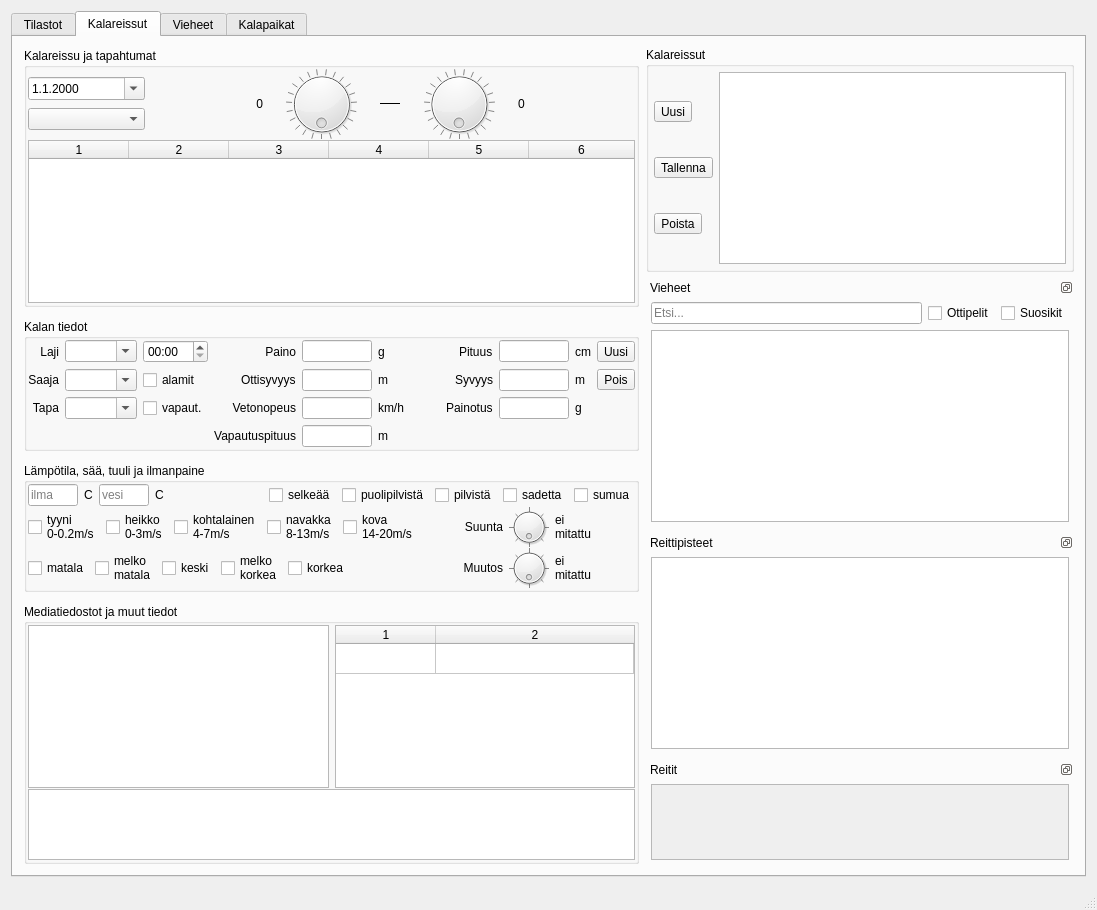
This is mainwindow.ui in samuliwritescode/uistelupaivakirja-desktop as Qt 5 draws it before an edit. The edited form follows.
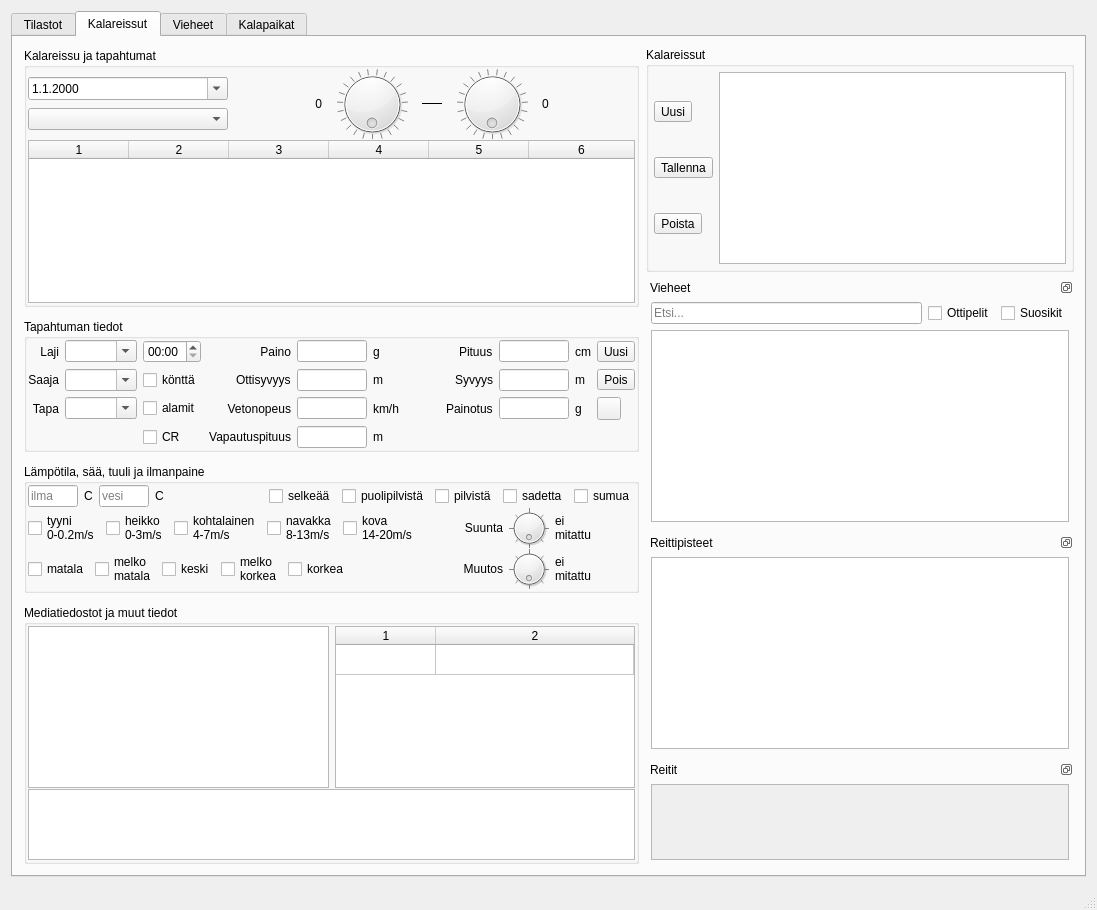
This is the edited form. Icons and pictures are not drawn.

Commit message: -Vapautus, ryhmä ja kalan tietojen tyhjennys UI:in

The edit to the form file:
```diff
--- a/mainwindow.ui
+++ b/mainwindow.ui
@@ -204,6 +204,12 @@
                  </item>
                  <item>
                   <widget class="QComboBox" name="place">
+                   <property name="minimumSize">
+                    <size>
+                     <width>200</width>
+                     <height>0</height>
+                    </size>
+                   </property>
                    <property name="autoFillBackground">
                     <bool>false</bool>
                    </property>
@@ -351,7 +357,7 @@
           <item>
            <widget class="QGroupBox" name="groupBox_7">
             <property name="title">
-             <string>Kalan tiedot</string>
+             <string>Tapahtuman tiedot</string>
             </property>
             <layout class="QVBoxLayout" name="verticalLayout_8">
              <property name="spacing">
@@ -457,9 +463,9 @@
                <item row="1" column="1">
                 <layout class="QHBoxLayout" name="horizontalLayout_15">
                  <item>
-                  <widget class="QCheckBox" name="undersize">
+                  <widget class="QCheckBox" name="checkBox_2">
                    <property name="text">
-                    <string>alamit</string>
+                    <string>könttä</string>
                    </property>
                   </widget>
                  </item>
@@ -799,10 +805,34 @@
                <item row="3" column="0">
                 <layout class="QHBoxLayout" name="horizontalLayout_18"/>
                </item>
-               <item row="2" column="1">
+               <item row="3" column="1">
                 <widget class="QCheckBox" name="checkBox">
                  <property name="text">
-                  <string>vapaut.</string>
+                  <string>CR</string>
+                 </property>
+                </widget>
+               </item>
+               <item row="2" column="1">
+                <widget class="QCheckBox" name="undersize">
+                 <property name="text">
+                  <string>alamit</string>
+                 </property>
+                </widget>
+               </item>
+               <item row="2" column="6">
+                <widget class="QToolButton" name="clear_fish">
+                 <property name="text">
+                  <string/>
+                 </property>
+                 <property name="icon">
+                  <iconset resource="resources.qrc">
+                   <normaloff>:/res/edit-clear.png</normaloff>:/res/edit-clear.png</iconset>
+                 </property>
+                 <property name="iconSize">
+                  <size>
+                   <width>16</width>
+                   <height>16</height>
+                  </size>
                  </property>
                 </widget>
                </item>
```
